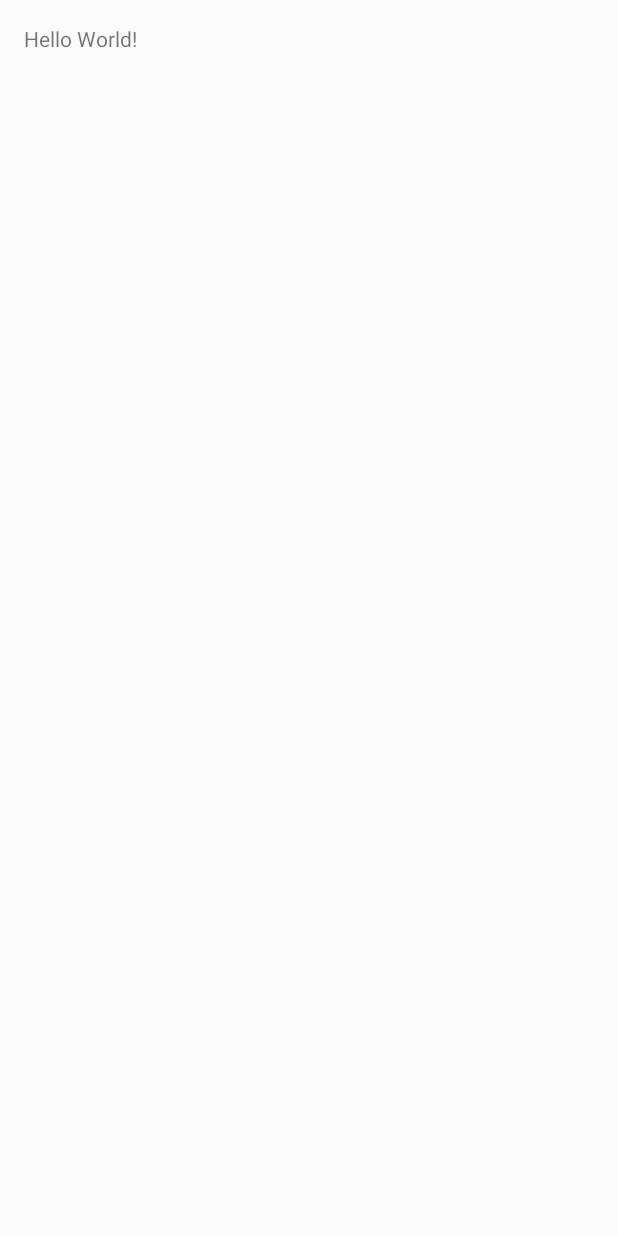
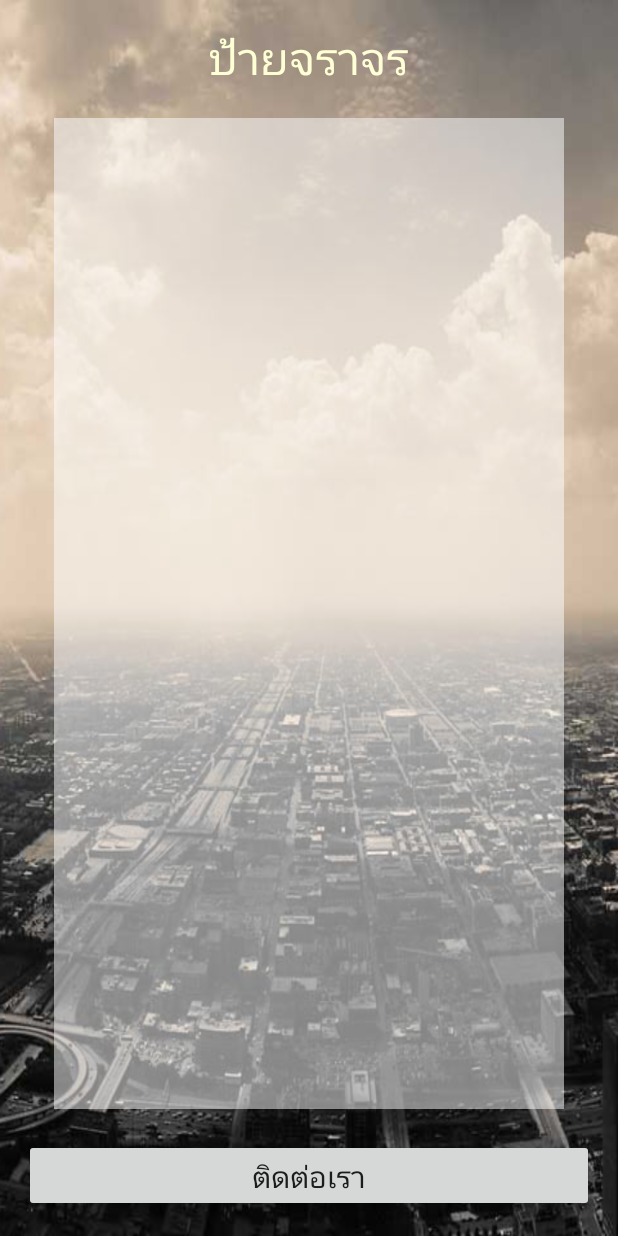
Before and after one commit to fonMIS/Learn-Traffic, an Android app: the screen it shows after launch (MainActivity), on a phone screen of 412 x 824 dp. Before the commit the screen is almost empty. Run offline under Robolectric (Android 15) with nearby library versions, the phone set to English and light mode, and no system bars.

Commit message:
เพิ่มหน้าต่าง เซตที่ 1

```diff
--- a/app/src/main/res/layout/activity_main.xml
+++ b/app/src/main/res/layout/activity_main.xml
@@ -7,11 +7,33 @@
     android:paddingLeft="@dimen/activity_horizontal_margin"
     android:paddingRight="@dimen/activity_horizontal_margin"
     android:paddingTop="@dimen/activity_vertical_margin"
-    tools:context="misschool.worathida.lerntraffic.MainActivity">
+    tools:context="misschool.worathida.lerntraffic.MainActivity"
+    android:background="@drawable/bg27">
 
     <TextView
         android:layout_width="wrap_content"
         android:layout_height="wrap_content"
-        android:text="Hello World!" />
+        android:text="@string/title"
+        android:id="@+id/textView"
+        android:layout_centerHorizontal="true"
+        android:textSize="@dimen/h1"
+        android:textColor="@color/text" />
+
+    <Button
+        android:layout_width="match_parent"
+        android:layout_height="wrap_content"
+        android:text="@string/aboutme"
+        android:id="@+id/button"
+        android:layout_alignParentBottom="true"
+        android:textSize="@dimen/h2" />
+
+    <ListView
+        android:layout_width="wrap_content"
+        android:layout_height="wrap_content"
+        android:id="@+id/listView"
+        android:layout_below="@+id/textView"
+        android:layout_above="@+id/button"
+        android:layout_margin="20dp"
+        android:background="#82ffffff" />
 
 </RelativeLayout>
--- a/app/src/main/res/values/colors.xml
+++ b/app/src/main/res/values/colors.xml
@@ -3,4 +3,5 @@
     <color name="colorPrimary">#3F51B5</color>
     <color name="colorPrimaryDark">#303F9F</color>
     <color name="colorAccent">#FF4081</color>
+    <color name="text">#FFFFD5</color>
 </resources>
--- a/app/src/main/res/values/dimens.xml
+++ b/app/src/main/res/values/dimens.xml
@@ -2,4 +2,8 @@
     <!-- Default screen margins, per the Android Design guidelines. -->
     <dimen name="activity_horizontal_margin">16dp</dimen>
     <dimen name="activity_vertical_margin">16dp</dimen>
+
+
+    <dimen name="h1">30sp</dimen>
+    <dimen name="h2">20sp</dimen>
 </resources>
--- a/app/src/main/res/values/strings.xml
+++ b/app/src/main/res/values/strings.xml
@@ -1,3 +1,5 @@
 <resources>
     <string name="app_name">Lern Traffic</string>
+    <string name="title">ป้ายจราจร</string>
+    <string name="aboutme">ติดต่อเรา</string>
 </resources>
```
Also changed, not shown: app/src/main/res/drawable/bg27.png (added).
